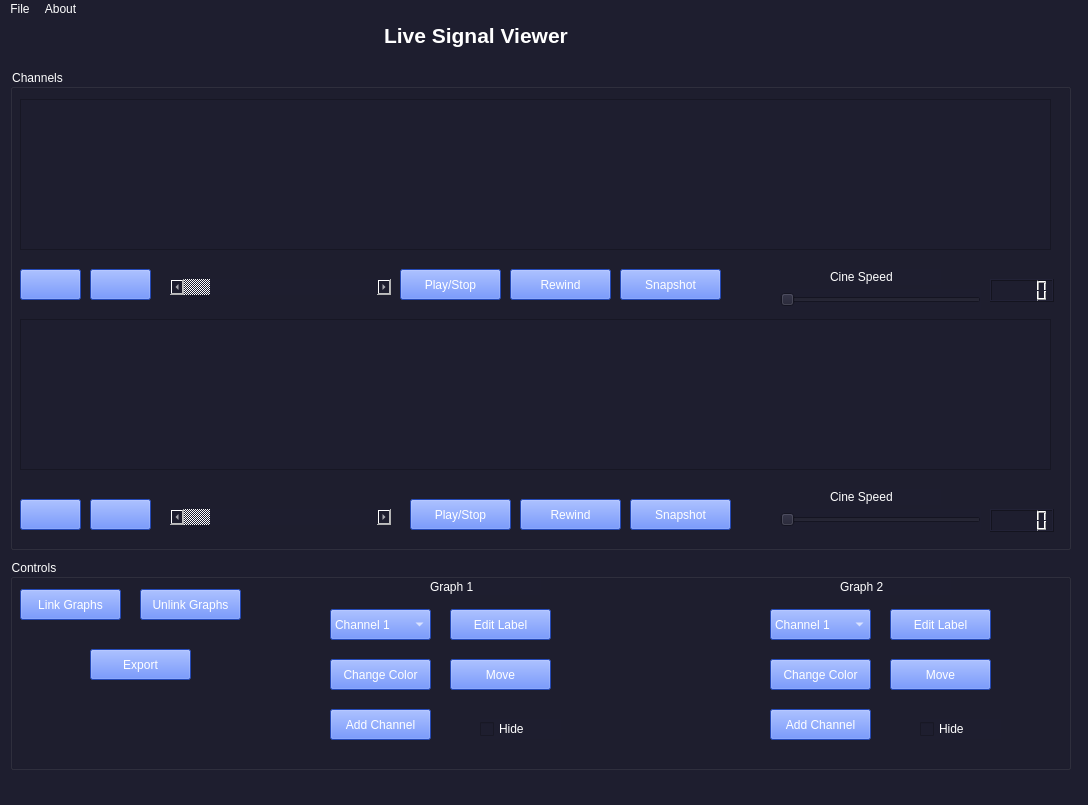
The window that Front_End.ui (MoHazem02/Signal-Viewer) describes before a commit, drawn with Qt 5.
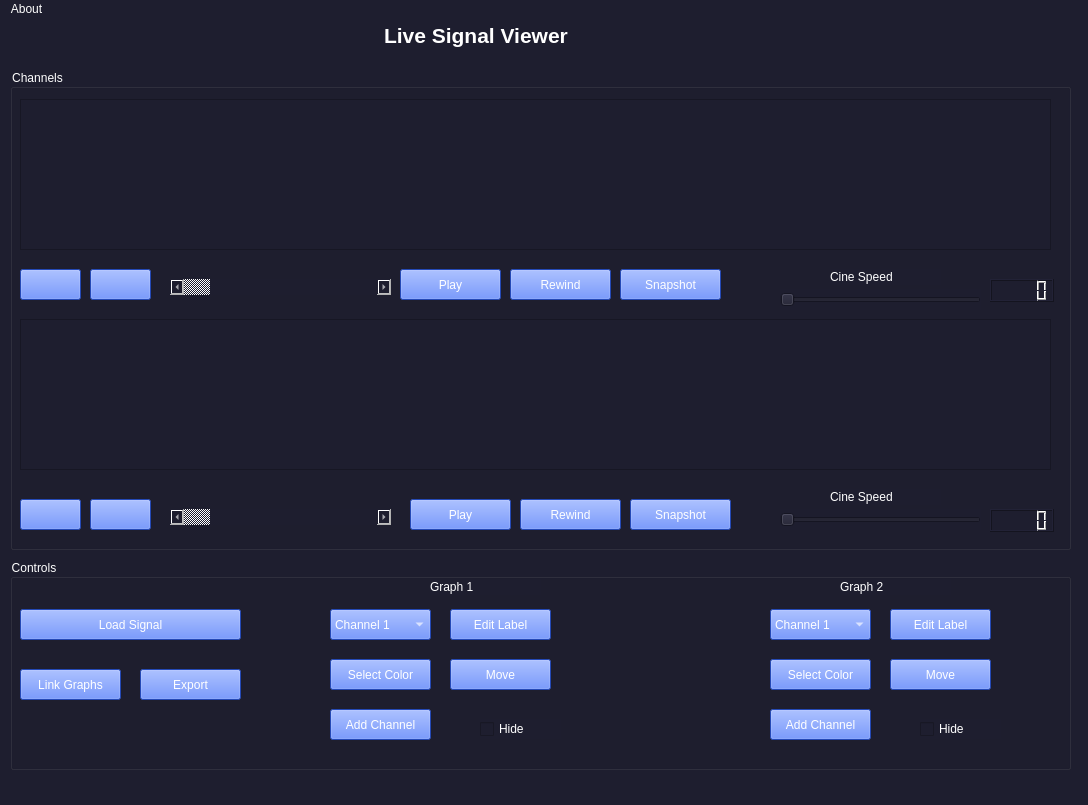
The same window after the commit. Icons and pictures are not drawn. Custom widgets are drawn as their Qt base class.

Commit message: Python File Converted

```diff
--- a/Front_End.ui
+++ b/Front_End.ui
@@ -256,7 +256,7 @@
       <string notr="true">background-color:#3366ff;</string>
      </property>
      <property name="text">
-      <string>Play/Stop</string>
+      <string>Play</string>
      </property>
     </widget>
     <widget class="QPushButton" name="pushButton_8">
@@ -272,7 +272,7 @@
       <string notr="true">background-color:#3366ff;</string>
      </property>
      <property name="text">
-      <string>Play/Stop</string>
+      <string>Play</string>
      </property>
     </widget>
     <widget class="QPushButton" name="pushButton_9">
@@ -368,27 +368,11 @@
     <property name="title">
      <string>Controls</string>
     </property>
-    <widget class="QPushButton" name="pushButton_10">
-     <property name="geometry">
-      <rect>
-       <x>10</x>
-       <y>30</y>
-       <width>101</width>
-       <height>31</height>
-      </rect>
-     </property>
-     <property name="styleSheet">
-      <string notr="true">background-color:#3366ff;</string>
-     </property>
-     <property name="text">
-      <string>Link Graphs</string>
-     </property>
-    </widget>
     <widget class="QPushButton" name="pushButton_11">
      <property name="geometry">
       <rect>
-       <x>130</x>
-       <y>30</y>
+       <x>10</x>
+       <y>110</y>
        <width>101</width>
        <height>31</height>
       </rect>
@@ -397,7 +381,7 @@
       <string notr="true">background-color:#3366ff;</string>
      </property>
      <property name="text">
-      <string>Unlink Graphs</string>
+      <string>Link Graphs</string>
      </property>
     </widget>
     <widget class="QComboBox" name="comboBox_3">
@@ -483,7 +467,7 @@
       <string notr="true">background-color:#3366ff;</string>
      </property>
      <property name="text">
-      <string>Change Color</string>
+      <string>Select Color</string>
      </property>
     </widget>
     <widget class="QPushButton" name="pushButton_28">
@@ -560,7 +544,7 @@
       <string notr="true">background-color:#3366ff;</string>
      </property>
      <property name="text">
-      <string>Change Color</string>
+      <string>Select Color</string>
      </property>
     </widget>
     <widget class="QComboBox" name="comboBox_9">
@@ -607,8 +591,8 @@
     <widget class="QPushButton" name="pushButton_12">
      <property name="geometry">
       <rect>
-       <x>80</x>
-       <y>90</y>
+       <x>130</x>
+       <y>110</y>
        <width>101</width>
        <height>31</height>
       </rect>
@@ -652,6 +636,22 @@
       <string>Add Channel</string>
      </property>
     </widget>
+    <widget class="QPushButton" name="pushButton_16">
+     <property name="geometry">
+      <rect>
+       <x>10</x>
+       <y>50</y>
+       <width>221</width>
+       <height>31</height>
+      </rect>
+     </property>
+     <property name="styleSheet">
+      <string notr="true">background-color:#3366ff;</string>
+     </property>
+     <property name="text">
+      <string>Load Signal</string>
+     </property>
+    </widget>
    </widget>
   </widget>
   <widget class="QMenuBar" name="menubar">
@@ -663,18 +663,11 @@
      <height>26</height>
     </rect>
    </property>
-   <widget class="QMenu" name="menuFile">
-    <property name="title">
-     <string>File</string>
-    </property>
-    <addaction name="actionLoad_Signal"/>
-   </widget>
    <widget class="QMenu" name="menuAbout">
     <property name="title">
      <string>About</string>
     </property>
    </widget>
-   <addaction name="menuFile"/>
    <addaction name="menuAbout"/>
   </widget>
   <widget class="QStatusBar" name="statusbar"/>
```
Left out of the diff: 21 changed lines with no effect on the pictures. The commit also changes 1 other file.
